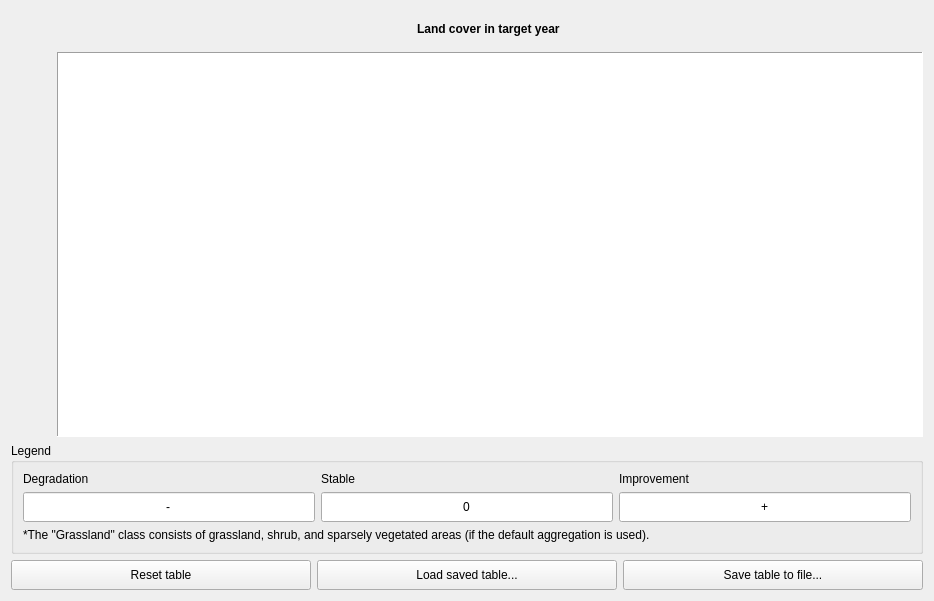
ConservationInternational/trends.earth, file LDMP/gui/WidgetLCDefineDegradation.ui: the form before one commit.
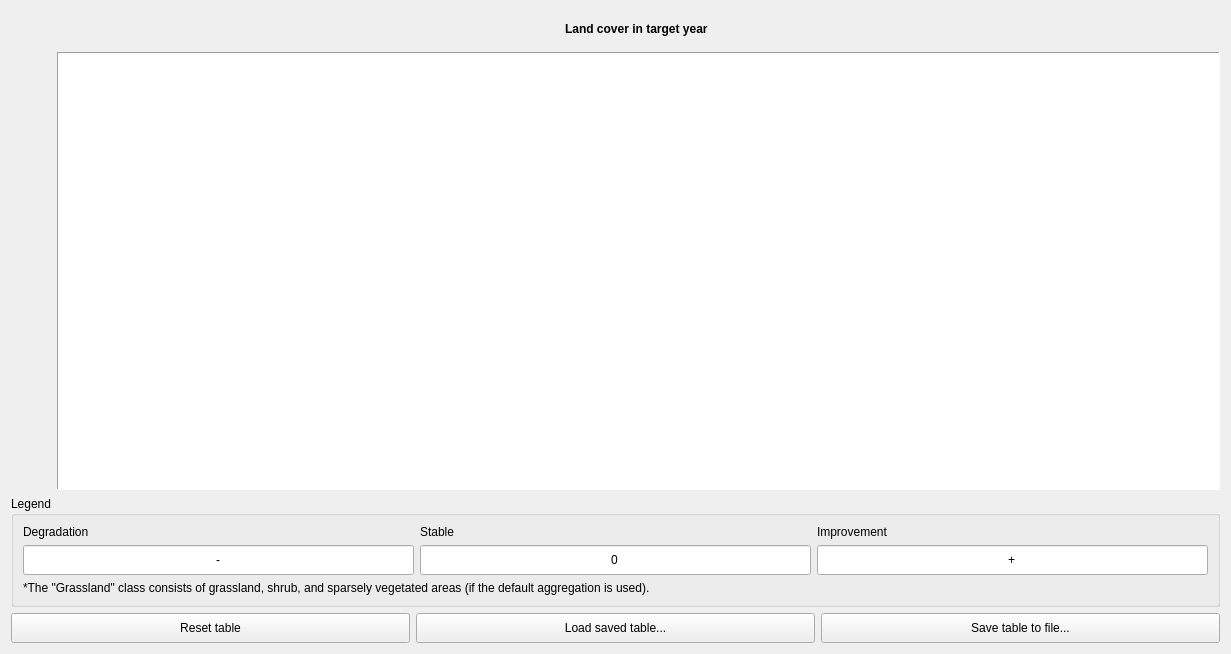
The form after the commit.

Patch:
```diff
--- a/LDMP/gui/WidgetLCDefineDegradation.ui
+++ b/LDMP/gui/WidgetLCDefineDegradation.ui
@@ -6,8 +6,8 @@
    <rect>
     <x>0</x>
     <y>0</y>
-    <width>934</width>
-    <height>601</height>
+    <width>1231</width>
+    <height>654</height>
    </rect>
   </property>
   <property name="windowTitle">
@@ -148,6 +148,12 @@
         </item>
         <item row="1" column="0">
          <widget class="QLineEdit" name="legend_deg">
+          <property name="sizePolicy">
+           <sizepolicy hsizetype="Expanding" vsizetype="Minimum">
+            <horstretch>0</horstretch>
+            <verstretch>0</verstretch>
+           </sizepolicy>
+          </property>
           <property name="minimumSize">
            <size>
             <width>0</width>
@@ -177,6 +183,12 @@
         </item>
         <item row="1" column="2">
          <widget class="QLineEdit" name="legend_imp">
+          <property name="sizePolicy">
+           <sizepolicy hsizetype="Expanding" vsizetype="Minimum">
+            <horstretch>0</horstretch>
+            <verstretch>0</verstretch>
+           </sizepolicy>
+          </property>
           <property name="minimumSize">
            <size>
             <width>0</width>
@@ -199,6 +211,12 @@
         </item>
         <item row="1" column="1">
          <widget class="QLineEdit" name="legend_stable">
+          <property name="sizePolicy">
+           <sizepolicy hsizetype="Expanding" vsizetype="Minimum">
+            <horstretch>0</horstretch>
+            <verstretch>0</verstretch>
+           </sizepolicy>
+          </property>
           <property name="minimumSize">
            <size>
             <width>0</width>
@@ -242,6 +260,12 @@
     <layout class="QGridLayout" name="gridLayout_7">
      <item row="0" column="2">
       <widget class="QPushButton" name="btn_transmatrix_savefile">
+       <property name="sizePolicy">
+        <sizepolicy hsizetype="Minimum" vsizetype="Minimum">
+         <horstretch>0</horstretch>
+         <verstretch>0</verstretch>
+        </sizepolicy>
+       </property>
        <property name="minimumSize">
         <size>
          <width>0</width>
@@ -255,6 +279,12 @@
      </item>
      <item row="0" column="0">
       <widget class="QPushButton" name="btn_transmatrix_reset">
+       <property name="sizePolicy">
+        <sizepolicy hsizetype="Minimum" vsizetype="Minimum">
+         <horstretch>0</horstretch>
+         <verstretch>0</verstretch>
+        </sizepolicy>
+       </property>
        <property name="minimumSize">
         <size>
          <width>0</width>
@@ -268,6 +298,12 @@
      </item>
      <item row="0" column="1">
       <widget class="QPushButton" name="btn_transmatrix_loadfile">
+       <property name="sizePolicy">
+        <sizepolicy hsizetype="Minimum" vsizetype="Minimum">
+         <horstretch>0</horstretch>
+         <verstretch>0</verstretch>
+        </sizepolicy>
+       </property>
        <property name="minimumSize">
         <size>
          <width>0</width>
```
